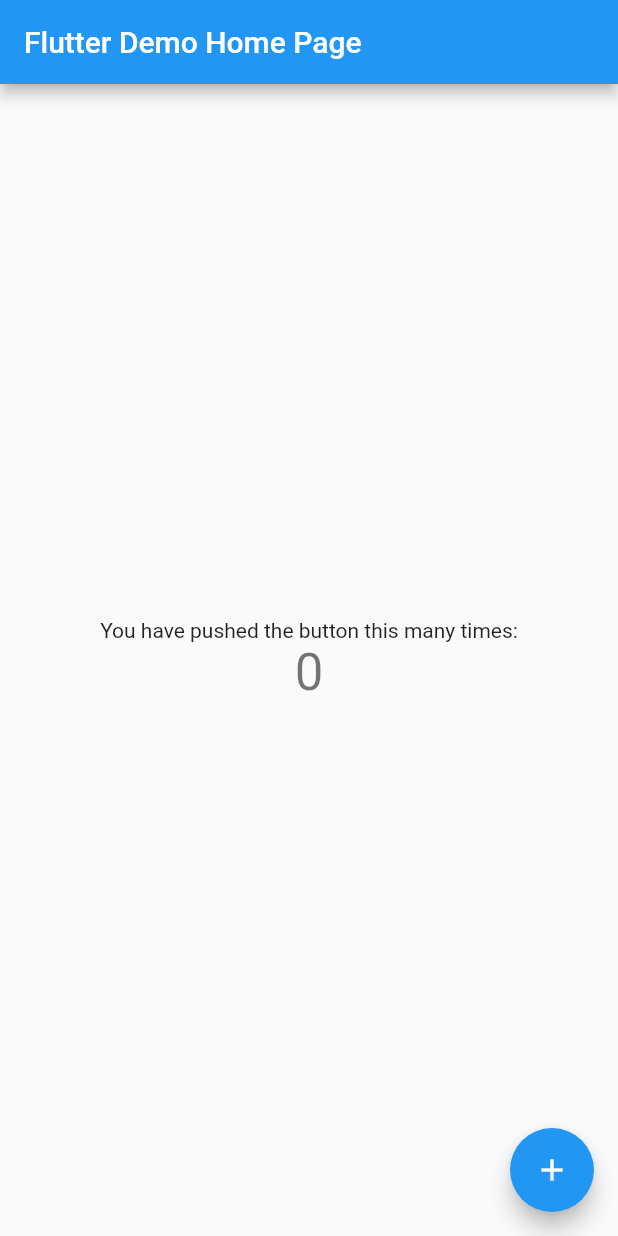
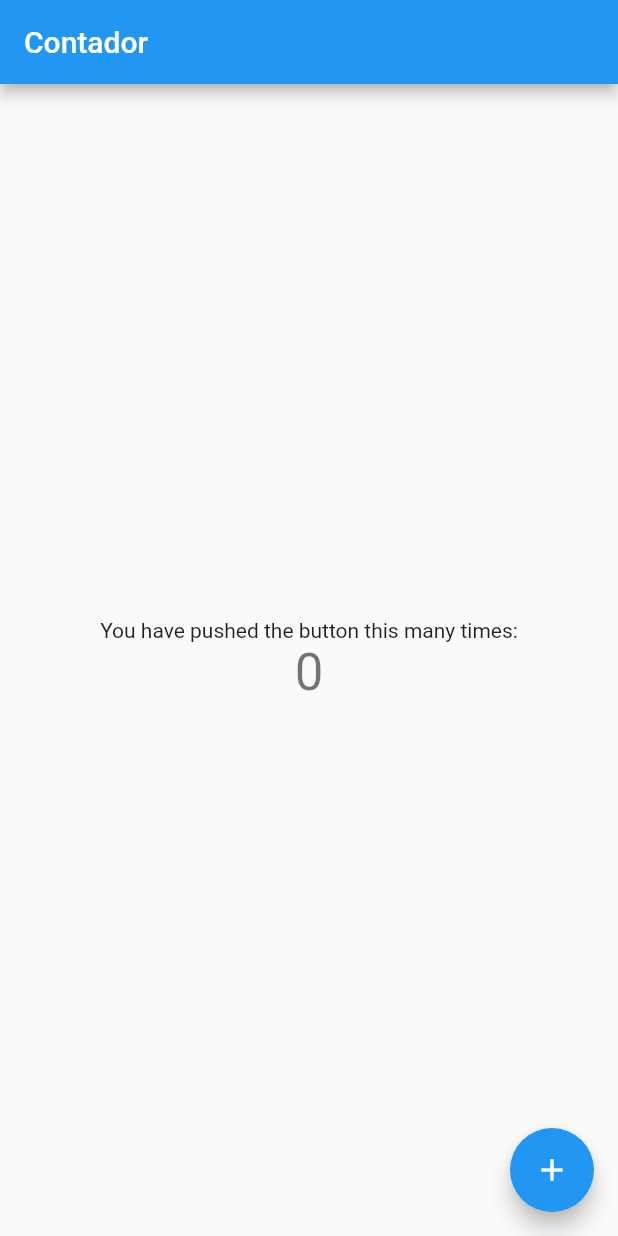
Before and after one commit to LetRicette/Pomodoro-App, a Flutter app: the screen it shows after launch, on a phone screen of 412 x 824 dp. Run offline on Flutter 3.47's test engine with Material 2 defaults, Android fonts, the phone set to English and light mode, and no system bars; our stand-ins replace flutter_mobx, mobx; generated files the repository leaves out were written again.

Commit message:
contador padrão usando mobx

```diff
--- a/lib/main.dart
+++ b/lib/main.dart
@@ -1,110 +1,53 @@
 import 'package:flutter/material.dart';
+import 'package:flutter_mobx/flutter_mobx.dart';
+import 'package:pomodoro/store/contador.store.dart';
 
 void main() {
   runApp(MyApp());
 }
 
 class MyApp extends StatelessWidget {
-  // This widget is the root of your application.
   @override
   Widget build(BuildContext context) {
     return MaterialApp(
       title: 'Flutter Demo',
       theme: ThemeData(
-        // This is the theme of your application.
-        //
-        // Try running your application with "flutter run". You'll see the
-        // application has a blue toolbar. Then, without quitting the app, try
-        // changing the primarySwatch below to Colors.green and then invoke
-        // "hot reload" (press "r" in the console where you ran "flutter run",
-        // or simply save your changes to "hot reload" in a Flutter IDE).
-        // Notice that the counter didn't reset back to zero; the application
-        // is not restarted.
         primarySwatch: Colors.blue,
       ),
-      home: MyHomePage(title: 'Flutter Demo Home Page'),
+      home: HomePage(),
     );
   }
 }
 
-class MyHomePage extends StatefulWidget {
-  MyHomePage({Key? key, required this.title}) : super(key: key);
+final store = ContadorStore();
 
-  // This widget is the home page of your application. It is stateful, meaning
-  // that it has a State object (defined below) that contains fields that affect
-  // how it looks.
-
-  // This class is the configuration for the state. It holds the values (in this
-  // case the title) provided by the parent (in this case the App widget) and
-  // used by the build method of the State. Fields in a Widget subclass are
-  // always marked "final".
-
-  final String title;
-
-  @override
-  _MyHomePageState createState() => _MyHomePageState();
-}
-
-class _MyHomePageState extends State<MyHomePage> {
-  int _counter = 0;
-
-  void _incrementCounter() {
-    setState(() {
-      // This call to setState tells the Flutter framework that something has
-      // changed in this State, which causes it to rerun the build method below
-      // so that the display can reflect the updated values. If we changed
-      // _counter without calling setState(), then the build method would not be
-      // called again, and so nothing would appear to happen.
-      _counter++;
-    });
-  }
+class HomePage extends StatelessWidget {
+  const HomePage({Key? key}) : super(key: key);
 
   @override
   Widget build(BuildContext context) {
-    // This method is rerun every time setState is called, for instance as done
-    // by the _incrementCounter method above.
-    //
-    // The Flutter framework has been optimized to make rerunning build methods
-    // fast, so that you can just rebuild anything that needs updating rather
-    // than having to individually change instances of widgets.
     return Scaffold(
       appBar: AppBar(
-        // Here we take the value from the MyHomePage object that was created by
-        // the App.build method, and use it to set our appbar title.
-        title: Text(widget.title),
+        title: Text("Contador"),
       ),
       body: Center(
-        // Center is a layout widget. It takes a single child and positions it
-        // in the middle of the parent.
         child: Column(
-          // Column is also a layout widget. It takes a list of children and
-          // arranges them vertically. By default, it sizes itself to fit its
-          // children horizontally, and tries to be as tall as its parent.
-          //
-          // Invoke "debug painting" (press "p" in the console, choose the
-          // "Toggle Debug Paint" action from the Flutter Inspector in Android
-          // Studio, or the "Toggle Debug Paint" command in Visual Studio Code)
-          // to see the wireframe for each widget.
-          //
-          // Column has various properties to control how it sizes itself and
-          // how it positions its children. Here we use mainAxisAlignment to
-          // center the children vertically; the main axis here is the vertical
-          // axis because Columns are vertical (the cross axis would be
-          // horizontal).
           mainAxisAlignment: MainAxisAlignment.center,
           children: <Widget>[
             Text(
               'You have pushed the button this many times:',
             ),
-            Text(
-              '$_counter',
-              style: Theme.of(context).textTheme.headline4,
-            ),
+            Observer(builder: (_) {
+              return Text(
+                '${store.contador}',
+                style: Theme.of(context).textTheme.headline4,
+              );
+            }),
           ],
         ),
       ),
       floatingActionButton: FloatingActionButton(
-        onPressed: _incrementCounter,
+        onPressed: store.incrementar,
         tooltip: 'Increment',
         child: Icon(Icons.add),
       ), // This trailing comma makes auto-formatting nicer for build methods.
--- /dev/null
+++ b/lib/store/contador.store.dart
@@ -0,0 +1,14 @@
+import 'package:mobx/mobx.dart';
+part 'contador.store.g.dart';
+
+class ContadorStore = _ContadorStore with _$ContadorStore;
+
+abstract class _ContadorStore with Store {
+  @observable
+  int contador = 0;
+
+  @action
+  void incrementar() {
+    contador++;
+  }
+}
```
Also changed, not shown: lib/store/contador.store.g.dart (added).
